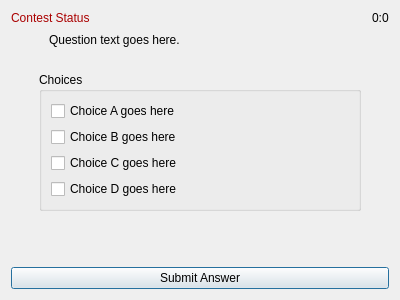
Before: the Qt Designer form src/client/finalsChoice.ui in trigger-happy/Cerberus, drawn with Qt 5.
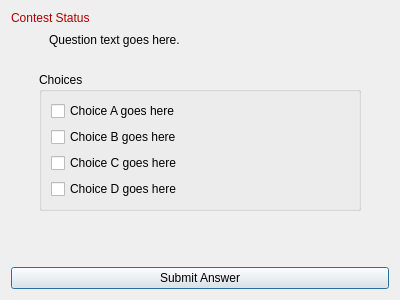
After: the same form once the commit is applied.

Patch:
```diff
--- a/src/client/finalsChoice.ui
+++ b/src/client/finalsChoice.ui
@@ -67,7 +67,7 @@
       </sizepolicy>
      </property>
      <property name="text">
-      <string>0:0</string>
+      <string/>
      </property>
     </widget>
    </item>
```
